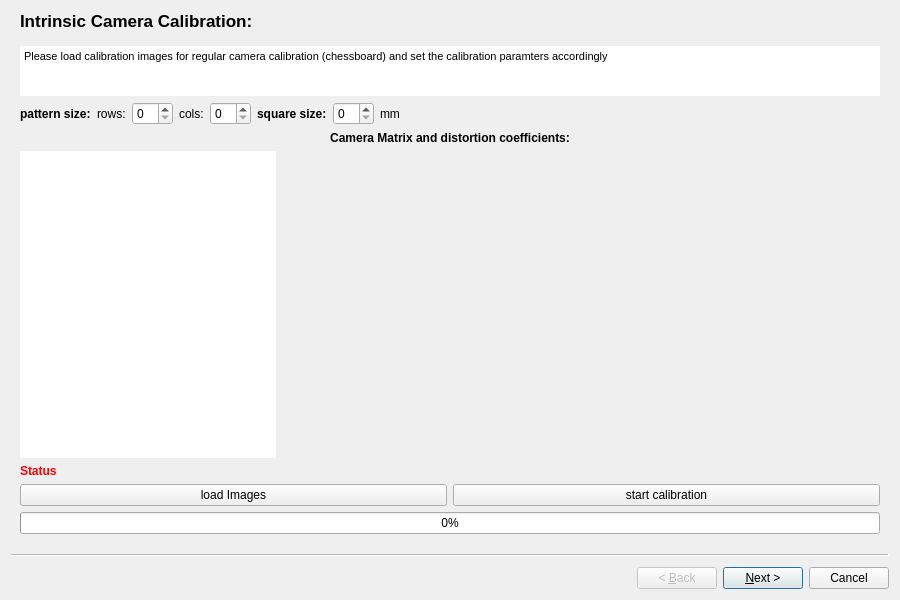
LHulk/Bachelorarbeit, file Qt/GUI/ConsoleUnfoldingGUI/CalibrationWizard.ui: the form before one commit.
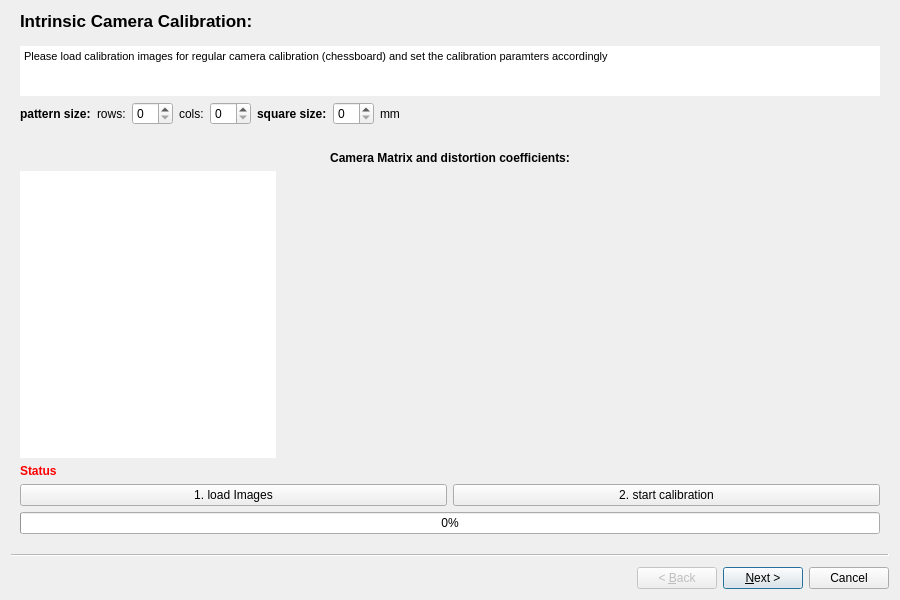
The form after the commit. Custom widgets are drawn as their Qt base class.

The edit to the form file:
```diff
--- a/Qt/GUI/ConsoleUnfoldingGUI/CalibrationWizard.ui
+++ b/Qt/GUI/ConsoleUnfoldingGUI/CalibrationWizard.ui
@@ -172,6 +172,22 @@
         <property name="leftMargin">
          <number>0</number>
         </property>
+        <item>
+         <spacer name="verticalSpacer">
+          <property name="orientation">
+           <enum>Qt::Vertical</enum>
+          </property>
+          <property name="sizeType">
+           <enum>QSizePolicy::Fixed</enum>
+          </property>
+          <property name="sizeHint" stdset="0">
+           <size>
+            <width>20</width>
+            <height>20</height>
+           </size>
+          </property>
+         </spacer>
+        </item>
         <item>
          <widget class="QLabel" name="label_5">
           <property name="font">
@@ -235,14 +251,14 @@
           <item>
            <widget class="QPushButton" name="buttonLoadIntrinsic">
             <property name="text">
-             <string>load Images</string>
+             <string>1. load Images</string>
             </property>
            </widget>
           </item>
           <item>
            <widget class="QPushButton" name="buttonStartIntrinsic">
             <property name="text">
-             <string>start calibration</string>
+             <string>2. start calibration</string>
             </property>
            </widget>
           </item>
```
Left out of the diff: 21 changed lines with no effect on the pictures.
